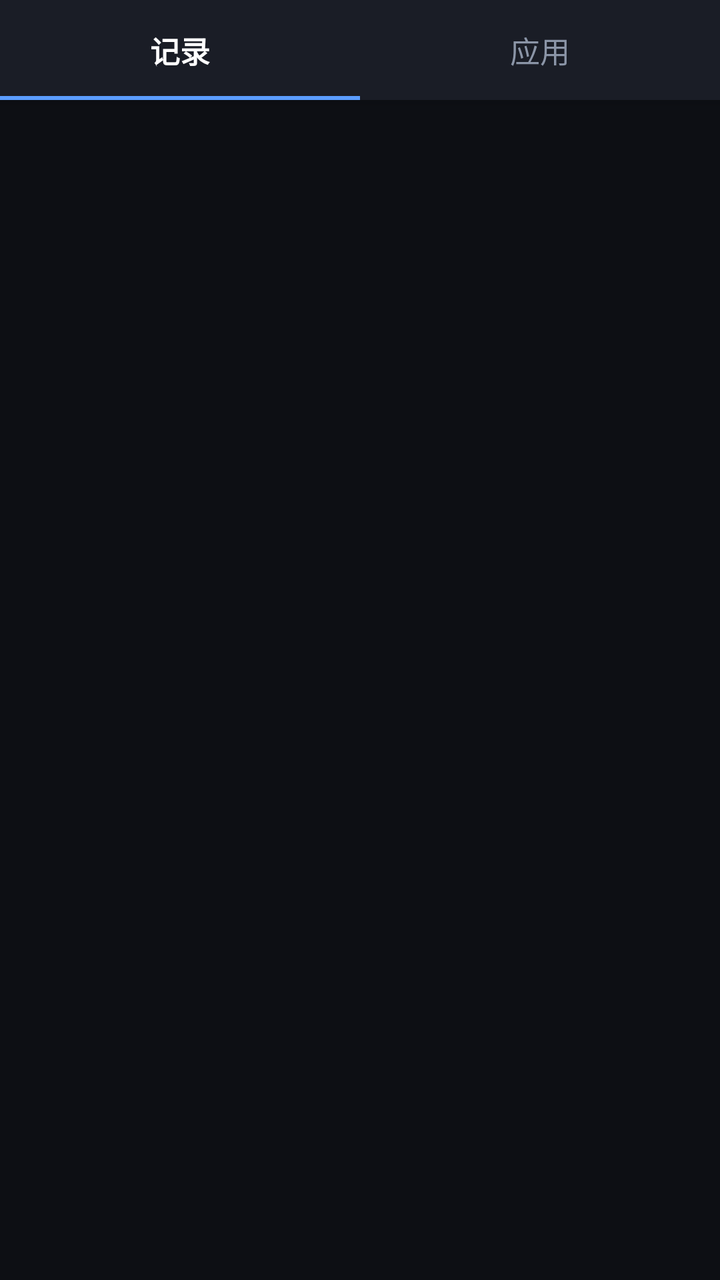
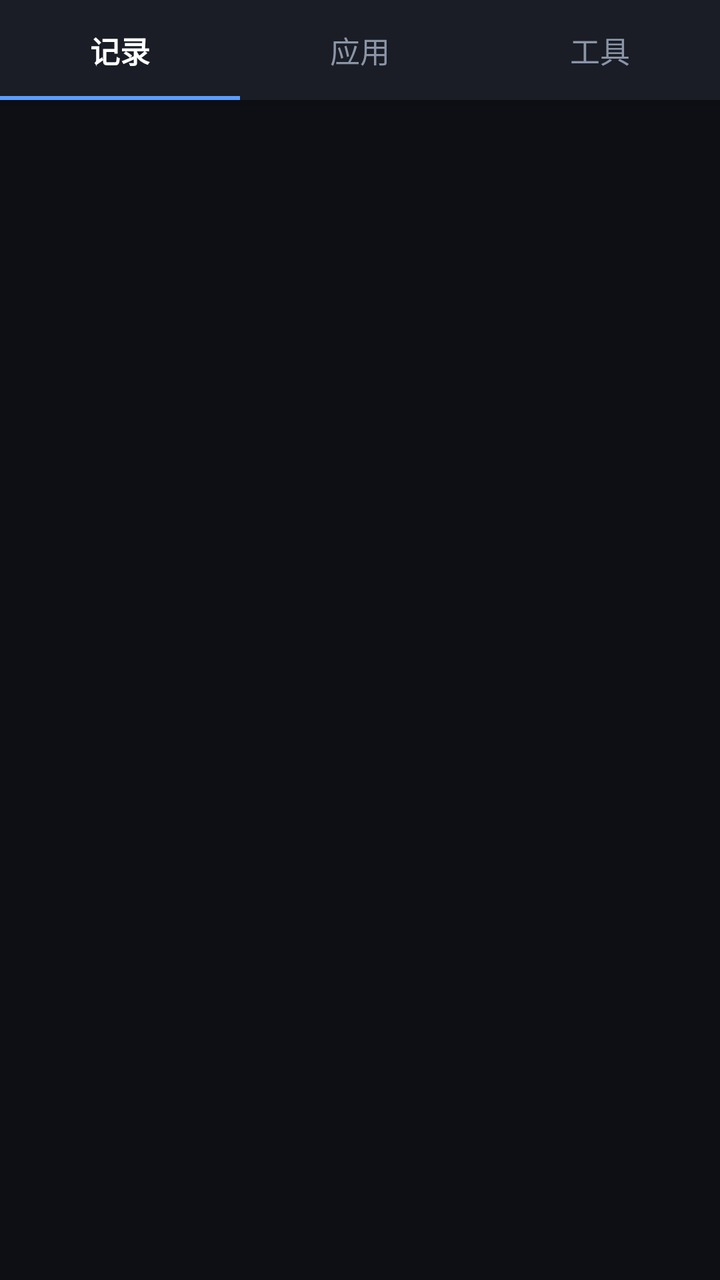

The first picture is an Android layout as it rendered before a commit; the second is the same layout after the commit. The layout source and the unified diff follow.
<!-- AndroidManifest.xml: application theme AppTheme -->
<!-- res/layout/activity_main.xml -->
<?xml version="1.0" encoding="utf-8"?>
<LinearLayout xmlns:android="http://schemas.android.com/apk/res/android"
    android:layout_width="match_parent"
    android:layout_height="match_parent"
    android:orientation="vertical"
    android:background="#0D0F14">

    
    <LinearLayout
        android:id="@+id/navBar"
        android:layout_width="match_parent"
        android:layout_height="wrap_content"
        android:orientation="horizontal"
        android:background="#1A1D26"
        android:elevation="4dp">

        <LinearLayout
            android:id="@+id/tabRecords"
            android:layout_width="0dp"
            android:layout_height="wrap_content"
            android:layout_weight="1"
            android:orientation="vertical">

            <TextView
                android:id="@+id/navRecordsText"
                android:layout_width="match_parent"
                android:layout_height="wrap_content"
                android:gravity="center"
                android:paddingTop="14dp"
                android:paddingBottom="12dp"
                android:text="记录"
                android:textColor="#FFFFFF"
                android:textSize="15sp"
                android:textStyle="bold" />

            <View
                android:id="@+id/navRecordsBar"
                android:layout_width="match_parent"
                android:layout_height="2dp"
                android:background="#5B9DFF" />
        </LinearLayout>

        <LinearLayout
            android:id="@+id/tabApps"
            android:layout_width="0dp"
            android:layout_height="wrap_content"
            android:layout_weight="1"
            android:orientation="vertical">

            <TextView
                android:id="@+id/navAppsText"
                android:layout_width="match_parent"
                android:layout_height="wrap_content"
                android:gravity="center"
                android:paddingTop="14dp"
                android:paddingBottom="12dp"
                android:text="应用"
                android:textColor="#8B95A7"
                android:textSize="15sp" />

            <View
                android:id="@+id/navAppsBar"
                android:layout_width="match_parent"
                android:layout_height="2dp"
                android:background="#1A1D26" />
        </LinearLayout>
    </LinearLayout>

    <FrameLayout
        android:layout_width="match_parent"
        android:layout_height="0dp"
        android:layout_weight="1">

        
        <LinearLayout
            android:id="@+id/page1"
            android:layout_width="match_parent"
            android:layout_height="match_parent"
            android:orientation="vertical" />

        
        <ScrollView
            android:id="@+id/page2"
            android:layout_width="match_parent"
            android:layout_height="match_parent"
            android:fillViewport="true"
            android:visibility="gone">

            <LinearLayout
                android:id="@+id/appsRoot"
                android:layout_width="match_parent"
                android:layout_height="wrap_content"
                android:orientation="vertical"
                android:padding="14dp" />
        </ScrollView>
    </FrameLayout>
</LinearLayout>
<!-- resources referenced by this layout -->
<resources>
  <style name="AppTheme" parent="@android:style/Theme.Material.Light.NoActionBar">
          <item name="android:windowBackground">#12141A</item>
          <item name="android:colorAccent">#5B9DFF</item>
          <item name="android:textColorPrimary">#E8ECF3</item>
          <item name="android:textColorSecondary">#8B95A7</item>
      </style>
</resources>

<!-- the commit's change to res/layout/activity_main.xml (unified diff, before → after) -->
@@ -64,6 +64,31 @@
                 android:layout_height="2dp"
                 android:background="#1A1D26" />
         </LinearLayout>
+
+        <LinearLayout
+            android:id="@+id/tabTools"
+            android:layout_width="0dp"
+            android:layout_height="wrap_content"
+            android:layout_weight="1"
+            android:orientation="vertical">
+
+            <TextView
+                android:id="@+id/navToolsText"
+                android:layout_width="match_parent"
+                android:layout_height="wrap_content"
+                android:gravity="center"
+                android:paddingTop="14dp"
+                android:paddingBottom="12dp"
+                android:text="工具"
+                android:textColor="#8B95A7"
+                android:textSize="15sp" />
+
+            <View
+                android:id="@+id/navToolsBar"
+                android:layout_width="match_parent"
+                android:layout_height="2dp"
+                android:background="#1A1D26" />
+        </LinearLayout>
     </LinearLayout>
 
     <FrameLayout
@@ -93,5 +118,21 @@
                 android:orientation="vertical"
                 android:padding="14dp" />
         </ScrollView>
+
+        
+        <ScrollView
+            android:id="@+id/page3"
+            android:layout_width="match_parent"
+            android:layout_height="match_parent"
+            android:fillViewport="true"
+            android:visibility="gone">
+
+            <LinearLayout
+                android:id="@+id/toolsRoot"
+                android:layout_width="match_parent"
+                android:layout_height="wrap_content"
+                android:orientation="vertical"
+                android:padding="14dp" />
+        </ScrollView>
     </FrameLayout>
 </LinearLayout>
